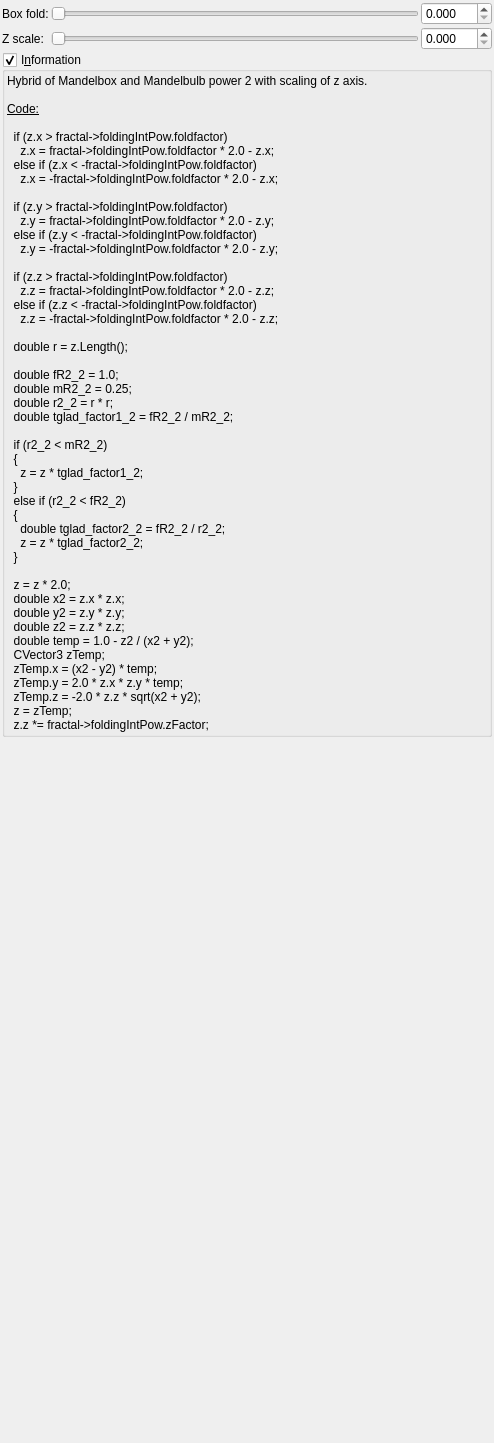
First picture: the form in mandelbulber2/qt_data/fractal_boxfold_bulbpow2.ui, repository buddhi1980/mandelbulber2, before the edit.
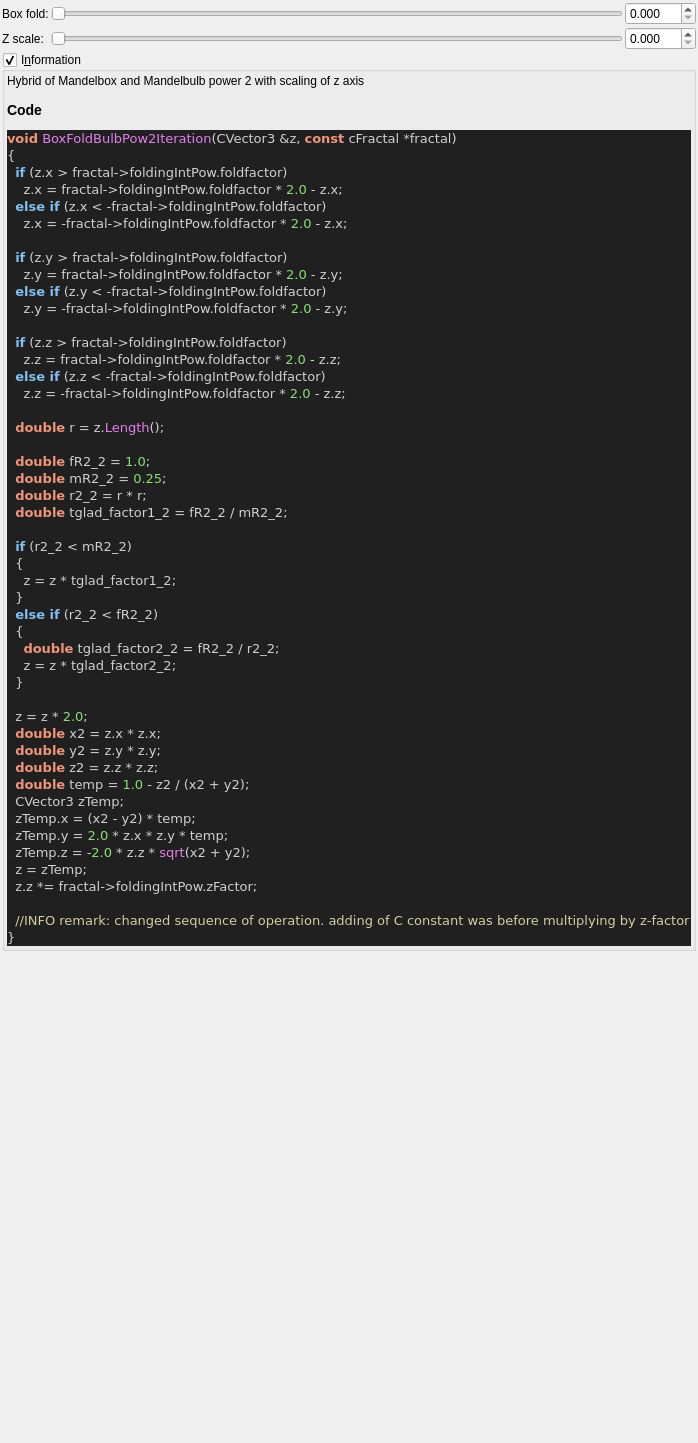
Second picture: the form after the edit. Custom widgets are drawn as their Qt base class.

What changed in the file:
```diff
--- a/mandelbulber2/qt_data/fractal_boxfold_bulbpow2.ui
+++ b/mandelbulber2/qt_data/fractal_boxfold_bulbpow2.ui
@@ -180,57 +180,69 @@
       <item>
        <widget class="QLabel" name="label_4">
         <property name="text">
-         <string>&lt;!DOCTYPE HTML PUBLIC &quot;-//W3C//DTD HTML 4.0//EN&quot; &quot;http://www.w3.org/TR/REC-html40/strict.dtd&quot;&gt;
-&lt;html&gt;&lt;head&gt;&lt;meta name=&quot;qrichtext&quot; content=&quot;1&quot; /&gt;&lt;style type=&quot;text/css&quot;&gt;
-p, li { white-space: pre-wrap; }
-&lt;/style&gt;&lt;/head&gt;&lt;body&gt;
-&lt;p style=&quot; margin-top:0px; margin-bottom:0px; margin-left:0px; margin-right:0px; -qt-block-indent:0; text-indent:0px;&quot;&gt;Hybrid of Mandelbox and Mandelbulb power 2 with scaling of z axis.&lt;/p&gt;
-&lt;p style=&quot;-qt-paragraph-type:empty; margin-top:0px; margin-bottom:0px; margin-left:0px; margin-right:0px; -qt-block-indent:0; text-indent:0px;&quot;&gt;&lt;br /&gt;&lt;/p&gt;
-&lt;p style=&quot; margin-top:0px; margin-bottom:0px; margin-left:0px; margin-right:0px; -qt-block-indent:0; text-indent:0px;&quot;&gt;&lt;span style=&quot; text-decoration: underline;&quot;&gt;Code:&lt;/span&gt;&lt;/p&gt;
-&lt;p style=&quot;-qt-paragraph-type:empty; margin-top:0px; margin-bottom:0px; margin-left:0px; margin-right:0px; -qt-block-indent:0; text-indent:0px; text-decoration: underline;&quot;&gt;&lt;br /&gt;&lt;/p&gt;
-&lt;p style=&quot; margin-top:0px; margin-bottom:0px; margin-left:0px; margin-right:0px; -qt-block-indent:0; text-indent:0px;&quot;&gt;  if (z.x &amp;gt; fractal-&amp;gt;foldingIntPow.foldfactor)&lt;/p&gt;
-&lt;p style=&quot; margin-top:0px; margin-bottom:0px; margin-left:0px; margin-right:0px; -qt-block-indent:0; text-indent:0px;&quot;&gt;    z.x = fractal-&amp;gt;foldingIntPow.foldfactor * 2.0 - z.x;&lt;/p&gt;
-&lt;p style=&quot; margin-top:0px; margin-bottom:0px; margin-left:0px; margin-right:0px; -qt-block-indent:0; text-indent:0px;&quot;&gt;  else if (z.x &amp;lt; -fractal-&amp;gt;foldingIntPow.foldfactor)&lt;/p&gt;
-&lt;p style=&quot; margin-top:0px; margin-bottom:0px; margin-left:0px; margin-right:0px; -qt-block-indent:0; text-indent:0px;&quot;&gt;    z.x = -fractal-&amp;gt;foldingIntPow.foldfactor * 2.0 - z.x;&lt;/p&gt;
-&lt;p style=&quot;-qt-paragraph-type:empty; margin-top:0px; margin-bottom:0px; margin-left:0px; margin-right:0px; -qt-block-indent:0; text-indent:0px;&quot;&gt;&lt;br /&gt;&lt;/p&gt;
-&lt;p style=&quot; margin-top:0px; margin-bottom:0px; margin-left:0px; margin-right:0px; -qt-block-indent:0; text-indent:0px;&quot;&gt;  if (z.y &amp;gt; fractal-&amp;gt;foldingIntPow.foldfactor)&lt;/p&gt;
-&lt;p style=&quot; margin-top:0px; margin-bottom:0px; margin-left:0px; margin-right:0px; -qt-block-indent:0; text-indent:0px;&quot;&gt;    z.y = fractal-&amp;gt;foldingIntPow.foldfactor * 2.0 - z.y;&lt;/p&gt;
-&lt;p style=&quot; margin-top:0px; margin-bottom:0px; margin-left:0px; margin-right:0px; -qt-block-indent:0; text-indent:0px;&quot;&gt;  else if (z.y &amp;lt; -fractal-&amp;gt;foldingIntPow.foldfactor)&lt;/p&gt;
-&lt;p style=&quot; margin-top:0px; margin-bottom:0px; margin-left:0px; margin-right:0px; -qt-block-indent:0; text-indent:0px;&quot;&gt;    z.y = -fractal-&amp;gt;foldingIntPow.foldfactor * 2.0 - z.y;&lt;/p&gt;
-&lt;p style=&quot;-qt-paragraph-type:empty; margin-top:0px; margin-bottom:0px; margin-left:0px; margin-right:0px; -qt-block-indent:0; text-indent:0px;&quot;&gt;&lt;br /&gt;&lt;/p&gt;
-&lt;p style=&quot; margin-top:0px; margin-bottom:0px; margin-left:0px; margin-right:0px; -qt-block-indent:0; text-indent:0px;&quot;&gt;  if (z.z &amp;gt; fractal-&amp;gt;foldingIntPow.foldfactor)&lt;/p&gt;
-&lt;p style=&quot; margin-top:0px; margin-bottom:0px; margin-left:0px; margin-right:0px; -qt-block-indent:0; text-indent:0px;&quot;&gt;    z.z = fractal-&amp;gt;foldingIntPow.foldfactor * 2.0 - z.z;&lt;/p&gt;
-&lt;p style=&quot; margin-top:0px; margin-bottom:0px; margin-left:0px; margin-right:0px; -qt-block-indent:0; text-indent:0px;&quot;&gt;  else if (z.z &amp;lt; -fractal-&amp;gt;foldingIntPow.foldfactor)&lt;/p&gt;
-&lt;p style=&quot; margin-top:0px; margin-bottom:0px; margin-left:0px; margin-right:0px; -qt-block-indent:0; text-indent:0px;&quot;&gt;    z.z = -fractal-&amp;gt;foldingIntPow.foldfactor * 2.0 - z.z;&lt;/p&gt;
-&lt;p style=&quot;-qt-paragraph-type:empty; margin-top:0px; margin-bottom:0px; margin-left:0px; margin-right:0px; -qt-block-indent:0; text-indent:0px;&quot;&gt;&lt;br /&gt;&lt;/p&gt;
-&lt;p style=&quot; margin-top:0px; margin-bottom:0px; margin-left:0px; margin-right:0px; -qt-block-indent:0; text-indent:0px;&quot;&gt;  double r = z.Length();&lt;/p&gt;
-&lt;p style=&quot;-qt-paragraph-type:empty; margin-top:0px; margin-bottom:0px; margin-left:0px; margin-right:0px; -qt-block-indent:0; text-indent:0px;&quot;&gt;&lt;br /&gt;&lt;/p&gt;
-&lt;p style=&quot; margin-top:0px; margin-bottom:0px; margin-left:0px; margin-right:0px; -qt-block-indent:0; text-indent:0px;&quot;&gt;  double fR2_2 = 1.0;&lt;/p&gt;
-&lt;p style=&quot; margin-top:0px; margin-bottom:0px; margin-left:0px; margin-right:0px; -qt-block-indent:0; text-indent:0px;&quot;&gt;  double mR2_2 = 0.25;&lt;/p&gt;
-&lt;p style=&quot; margin-top:0px; margin-bottom:0px; margin-left:0px; margin-right:0px; -qt-block-indent:0; text-indent:0px;&quot;&gt;  double r2_2 = r * r;&lt;/p&gt;
-&lt;p style=&quot; margin-top:0px; margin-bottom:0px; margin-left:0px; margin-right:0px; -qt-block-indent:0; text-indent:0px;&quot;&gt;  double tglad_factor1_2 = fR2_2 / mR2_2;&lt;/p&gt;
-&lt;p style=&quot;-qt-paragraph-type:empty; margin-top:0px; margin-bottom:0px; margin-left:0px; margin-right:0px; -qt-block-indent:0; text-indent:0px;&quot;&gt;&lt;br /&gt;&lt;/p&gt;
-&lt;p style=&quot; margin-top:0px; margin-bottom:0px; margin-left:0px; margin-right:0px; -qt-block-indent:0; text-indent:0px;&quot;&gt;  if (r2_2 &amp;lt; mR2_2)&lt;/p&gt;
-&lt;p style=&quot; margin-top:0px; margin-bottom:0px; margin-left:0px; margin-right:0px; -qt-block-indent:0; text-indent:0px;&quot;&gt;  {&lt;/p&gt;
-&lt;p style=&quot; margin-top:0px; margin-bottom:0px; margin-left:0px; margin-right:0px; -qt-block-indent:0; text-indent:0px;&quot;&gt;    z = z * tglad_factor1_2;&lt;/p&gt;
-&lt;p style=&quot; margin-top:0px; margin-bottom:0px; margin-left:0px; margin-right:0px; -qt-block-indent:0; text-indent:0px;&quot;&gt;  }&lt;/p&gt;
-&lt;p style=&quot; margin-top:0px; margin-bottom:0px; margin-left:0px; margin-right:0px; -qt-block-indent:0; text-indent:0px;&quot;&gt;  else if (r2_2 &amp;lt; fR2_2)&lt;/p&gt;
-&lt;p style=&quot; margin-top:0px; margin-bottom:0px; margin-left:0px; margin-right:0px; -qt-block-indent:0; text-indent:0px;&quot;&gt;  {&lt;/p&gt;
-&lt;p style=&quot; margin-top:0px; margin-bottom:0px; margin-left:0px; margin-right:0px; -qt-block-indent:0; text-indent:0px;&quot;&gt;    double tglad_factor2_2 = fR2_2 / r2_2;&lt;/p&gt;
-&lt;p style=&quot; margin-top:0px; margin-bottom:0px; margin-left:0px; margin-right:0px; -qt-block-indent:0; text-indent:0px;&quot;&gt;    z = z * tglad_factor2_2;&lt;/p&gt;
-&lt;p style=&quot; margin-top:0px; margin-bottom:0px; margin-left:0px; margin-right:0px; -qt-block-indent:0; text-indent:0px;&quot;&gt;  }&lt;/p&gt;
-&lt;p style=&quot;-qt-paragraph-type:empty; margin-top:0px; margin-bottom:0px; margin-left:0px; margin-right:0px; -qt-block-indent:0; text-indent:0px;&quot;&gt;&lt;br /&gt;&lt;/p&gt;
-&lt;p style=&quot; margin-top:0px; margin-bottom:0px; margin-left:0px; margin-right:0px; -qt-block-indent:0; text-indent:0px;&quot;&gt;  z = z * 2.0;&lt;/p&gt;
-&lt;p style=&quot; margin-top:0px; margin-bottom:0px; margin-left:0px; margin-right:0px; -qt-block-indent:0; text-indent:0px;&quot;&gt;  double x2 = z.x * z.x;&lt;/p&gt;
-&lt;p style=&quot; margin-top:0px; margin-bottom:0px; margin-left:0px; margin-right:0px; -qt-block-indent:0; text-indent:0px;&quot;&gt;  double y2 = z.y * z.y;&lt;/p&gt;
-&lt;p style=&quot; margin-top:0px; margin-bottom:0px; margin-left:0px; margin-right:0px; -qt-block-indent:0; text-indent:0px;&quot;&gt;  double z2 = z.z * z.z;&lt;/p&gt;
-&lt;p style=&quot; margin-top:0px; margin-bottom:0px; margin-left:0px; margin-right:0px; -qt-block-indent:0; text-indent:0px;&quot;&gt;  double temp = 1.0 - z2 / (x2 + y2);&lt;/p&gt;
-&lt;p style=&quot; margin-top:0px; margin-bottom:0px; margin-left:0px; margin-right:0px; -qt-block-indent:0; text-indent:0px;&quot;&gt;  CVector3 zTemp;&lt;/p&gt;
-&lt;p style=&quot; margin-top:0px; margin-bottom:0px; margin-left:0px; margin-right:0px; -qt-block-indent:0; text-indent:0px;&quot;&gt;  zTemp.x = (x2 - y2) * temp;&lt;/p&gt;
-&lt;p style=&quot; margin-top:0px; margin-bottom:0px; margin-left:0px; margin-right:0px; -qt-block-indent:0; text-indent:0px;&quot;&gt;  zTemp.y = 2.0 * z.x * z.y * temp;&lt;/p&gt;
-&lt;p style=&quot; margin-top:0px; margin-bottom:0px; margin-left:0px; margin-right:0px; -qt-block-indent:0; text-indent:0px;&quot;&gt;  zTemp.z = -2.0 * z.z * sqrt(x2 + y2);&lt;/p&gt;
-&lt;p style=&quot; margin-top:0px; margin-bottom:0px; margin-left:0px; margin-right:0px; -qt-block-indent:0; text-indent:0px;&quot;&gt;  z = zTemp;&lt;/p&gt;
-&lt;p style=&quot; margin-top:0px; margin-bottom:0px; margin-left:0px; margin-right:0px; -qt-block-indent:0; text-indent:0px;&quot;&gt;  z.z *= fractal-&amp;gt;foldingIntPow.zFactor;&lt;/p&gt;&lt;/body&gt;&lt;/html&gt;</string>
+         <string>&lt;p&gt;Hybrid of Mandelbox and Mandelbulb power 2 with scaling of z axis&lt;/p&gt;&lt;table&gt;
+&lt;/table&gt;
+&lt;h3&gt;Code&lt;/h3&gt;
+&lt;!DOCTYPE HTML PUBLIC &quot;-//W3C//DTD HTML 4.0 Transitional//EN&quot;&gt;
+&lt;html&gt;
+&lt;head&gt;
+&lt;meta http-equiv=&quot;content-type&quot; content=&quot;text/html; charset=ISO-8859-1&quot;&gt;
+&lt;title&gt;Source file&lt;/title&gt;
+&lt;/head&gt;
+&lt;body style=&quot;background-color:#202020&quot;&gt;
+&lt;pre style=&quot;color:#d0d0d0; background-color:#202020; font-size:10pt; font-family:'Courier New';&quot;&gt;&lt;span style=&quot;color:#f09479; font-weight:bold&quot;&gt;void&lt;/span&gt; &lt;span style=&quot;color:#e47eed&quot;&gt;BoxFoldBulbPow2Iteration&lt;/span&gt;&lt;span style=&quot;color:#d0d0d0&quot;&gt;(&lt;/span&gt;CVector3 &lt;span style=&quot;color:#d0d0d0&quot;&gt;&amp;amp;&lt;/span&gt;z&lt;span style=&quot;color:#d0d0d0&quot;&gt;,&lt;/span&gt; &lt;span style=&quot;color:#f09479; font-weight:bold&quot;&gt;const&lt;/span&gt; cFractal &lt;span style=&quot;color:#d0d0d0&quot;&gt;*&lt;/span&gt;fractal&lt;span style=&quot;color:#d0d0d0&quot;&gt;)&lt;/span&gt;
+&lt;span style=&quot;color:#d0d0d0&quot;&gt;{&lt;/span&gt;
+  &lt;span style=&quot;color:#7ec0ee; font-weight:bold&quot;&gt;if&lt;/span&gt; &lt;span style=&quot;color:#d0d0d0&quot;&gt;(&lt;/span&gt;z&lt;span style=&quot;color:#d0d0d0&quot;&gt;.&lt;/span&gt;x &lt;span style=&quot;color:#d0d0d0&quot;&gt;&amp;gt;&lt;/span&gt; fractal&lt;span style=&quot;color:#d0d0d0&quot;&gt;-&amp;gt;&lt;/span&gt;foldingIntPow&lt;span style=&quot;color:#d0d0d0&quot;&gt;.&lt;/span&gt;foldfactor&lt;span style=&quot;color:#d0d0d0&quot;&gt;)&lt;/span&gt;
+    z&lt;span style=&quot;color:#d0d0d0&quot;&gt;.&lt;/span&gt;x &lt;span style=&quot;color:#d0d0d0&quot;&gt;=&lt;/span&gt; fractal&lt;span style=&quot;color:#d0d0d0&quot;&gt;-&amp;gt;&lt;/span&gt;foldingIntPow&lt;span style=&quot;color:#d0d0d0&quot;&gt;.&lt;/span&gt;foldfactor &lt;span style=&quot;color:#d0d0d0&quot;&gt;*&lt;/span&gt; &lt;span style=&quot;color:#87df71&quot;&gt;2.0&lt;/span&gt; &lt;span style=&quot;color:#d0d0d0&quot;&gt;-&lt;/span&gt; z&lt;span style=&quot;color:#d0d0d0&quot;&gt;.&lt;/span&gt;x&lt;span style=&quot;color:#d0d0d0&quot;&gt;;&lt;/span&gt;
+  &lt;span style=&quot;color:#7ec0ee; font-weight:bold&quot;&gt;else if&lt;/span&gt; &lt;span style=&quot;color:#d0d0d0&quot;&gt;(&lt;/span&gt;z&lt;span style=&quot;color:#d0d0d0&quot;&gt;.&lt;/span&gt;x &lt;span style=&quot;color:#d0d0d0&quot;&gt;&amp;lt; -&lt;/span&gt;fractal&lt;span style=&quot;color:#d0d0d0&quot;&gt;-&amp;gt;&lt;/span&gt;foldingIntPow&lt;span style=&quot;color:#d0d0d0&quot;&gt;.&lt;/span&gt;foldfactor&lt;span style=&quot;color:#d0d0d0&quot;&gt;)&lt;/span&gt;
+    z&lt;span style=&quot;color:#d0d0d0&quot;&gt;.&lt;/span&gt;x &lt;span style=&quot;color:#d0d0d0&quot;&gt;= -&lt;/span&gt;fractal&lt;span style=&quot;color:#d0d0d0&quot;&gt;-&amp;gt;&lt;/span&gt;foldingIntPow&lt;span style=&quot;color:#d0d0d0&quot;&gt;.&lt;/span&gt;foldfactor &lt;span style=&quot;color:#d0d0d0&quot;&gt;*&lt;/span&gt; &lt;span style=&quot;color:#87df71&quot;&gt;2.0&lt;/span&gt; &lt;span style=&quot;color:#d0d0d0&quot;&gt;-&lt;/span&gt; z&lt;span style=&quot;color:#d0d0d0&quot;&gt;.&lt;/span&gt;x&lt;span style=&quot;color:#d0d0d0&quot;&gt;;&lt;/span&gt;
+
+  &lt;span style=&quot;color:#7ec0ee; font-weight:bold&quot;&gt;if&lt;/span&gt; &lt;span style=&quot;color:#d0d0d0&quot;&gt;(&lt;/span&gt;z&lt;span style=&quot;color:#d0d0d0&quot;&gt;.&lt;/span&gt;y &lt;span style=&quot;color:#d0d0d0&quot;&gt;&amp;gt;&lt;/span&gt; fractal&lt;span style=&quot;color:#d0d0d0&quot;&gt;-&amp;gt;&lt;/span&gt;foldingIntPow&lt;span style=&quot;color:#d0d0d0&quot;&gt;.&lt;/span&gt;foldfactor&lt;span style=&quot;color:#d0d0d0&quot;&gt;)&lt;/span&gt;
+    z&lt;span style=&quot;color:#d0d0d0&quot;&gt;.&lt;/span&gt;y &lt;span style=&quot;color:#d0d0d0&quot;&gt;=&lt;/span&gt; fractal&lt;span style=&quot;color:#d0d0d0&quot;&gt;-&amp;gt;&lt;/span&gt;foldingIntPow&lt;span style=&quot;color:#d0d0d0&quot;&gt;.&lt;/span&gt;foldfactor &lt;span style=&quot;color:#d0d0d0&quot;&gt;*&lt;/span&gt; &lt;span style=&quot;color:#87df71&quot;&gt;2.0&lt;/span&gt; &lt;span style=&quot;color:#d0d0d0&quot;&gt;-&lt;/span&gt; z&lt;span style=&quot;color:#d0d0d0&quot;&gt;.&lt;/span&gt;y&lt;span style=&quot;color:#d0d0d0&quot;&gt;;&lt;/span&gt;
+  &lt;span style=&quot;color:#7ec0ee; font-weight:bold&quot;&gt;else if&lt;/span&gt; &lt;span style=&quot;color:#d0d0d0&quot;&gt;(&lt;/span&gt;z&lt;span style=&quot;color:#d0d0d0&quot;&gt;.&lt;/span&gt;y &lt;span style=&quot;color:#d0d0d0&quot;&gt;&amp;lt; -&lt;/span&gt;fractal&lt;span style=&quot;color:#d0d0d0&quot;&gt;-&amp;gt;&lt;/span&gt;foldingIntPow&lt;span style=&quot;color:#d0d0d0&quot;&gt;.&lt;/span&gt;foldfactor&lt;span style=&quot;color:#d0d0d0&quot;&gt;)&lt;/span&gt;
+    z&lt;span style=&quot;color:#d0d0d0&quot;&gt;.&lt;/span&gt;y &lt;span style=&quot;color:#d0d0d0&quot;&gt;= -&lt;/span&gt;fractal&lt;span style=&quot;color:#d0d0d0&quot;&gt;-&amp;gt;&lt;/span&gt;foldingIntPow&lt;span style=&quot;color:#d0d0d0&quot;&gt;.&lt;/span&gt;foldfactor &lt;span style=&quot;color:#d0d0d0&quot;&gt;*&lt;/span&gt; &lt;span style=&quot;color:#87df71&quot;&gt;2.0&lt;/span&gt; &lt;span style=&quot;color:#d0d0d0&quot;&gt;-&lt;/span&gt; z&lt;span style=&quot;color:#d0d0d0&quot;&gt;.&lt;/span&gt;y&lt;span style=&quot;color:#d0d0d0&quot;&gt;;&lt;/span&gt;
+
+  &lt;span style=&quot;color:#7ec0ee; font-weight:bold&quot;&gt;if&lt;/span&gt; &lt;span style=&quot;color:#d0d0d0&quot;&gt;(&lt;/span&gt;z&lt;span style=&quot;color:#d0d0d0&quot;&gt;.&lt;/span&gt;z &lt;span style=&quot;color:#d0d0d0&quot;&gt;&amp;gt;&lt;/span&gt; fractal&lt;span style=&quot;color:#d0d0d0&quot;&gt;-&amp;gt;&lt;/span&gt;foldingIntPow&lt;span style=&quot;color:#d0d0d0&quot;&gt;.&lt;/span&gt;foldfactor&lt;span style=&quot;color:#d0d0d0&quot;&gt;)&lt;/span&gt;
+    z&lt;span style=&quot;color:#d0d0d0&quot;&gt;.&lt;/span&gt;z &lt;span style=&quot;color:#d0d0d0&quot;&gt;=&lt;/span&gt; fractal&lt;span style=&quot;color:#d0d0d0&quot;&gt;-&amp;gt;&lt;/span&gt;foldingIntPow&lt;span style=&quot;color:#d0d0d0&quot;&gt;.&lt;/span&gt;foldfactor &lt;span style=&quot;color:#d0d0d0&quot;&gt;*&lt;/span&gt; &lt;span style=&quot;color:#87df71&quot;&gt;2.0&lt;/span&gt; &lt;span style=&quot;color:#d0d0d0&quot;&gt;-&lt;/span&gt; z&lt;span style=&quot;color:#d0d0d0&quot;&gt;.&lt;/span&gt;z&lt;span style=&quot;color:#d0d0d0&quot;&gt;;&lt;/span&gt;
+  &lt;span style=&quot;color:#7ec0ee; font-weight:bold&quot;&gt;else if&lt;/span&gt; &lt;span style=&quot;color:#d0d0d0&quot;&gt;(&lt;/span&gt;z&lt;span style=&quot;color:#d0d0d0&quot;&gt;.&lt;/span&gt;z &lt;span style=&quot;color:#d0d0d0&quot;&gt;&amp;lt; -&lt;/span&gt;fractal&lt;span style=&quot;color:#d0d0d0&quot;&gt;-&amp;gt;&lt;/span&gt;foldingIntPow&lt;span style=&quot;color:#d0d0d0&quot;&gt;.&lt;/span&gt;foldfactor&lt;span style=&quot;color:#d0d0d0&quot;&gt;)&lt;/span&gt;
+    z&lt;span style=&quot;color:#d0d0d0&quot;&gt;.&lt;/span&gt;z &lt;span style=&quot;color:#d0d0d0&quot;&gt;= -&lt;/span&gt;fractal&lt;span style=&quot;color:#d0d0d0&quot;&gt;-&amp;gt;&lt;/span&gt;foldingIntPow&lt;span style=&quot;color:#d0d0d0&quot;&gt;.&lt;/span&gt;foldfactor &lt;span style=&quot;color:#d0d0d0&quot;&gt;*&lt;/span&gt; &lt;span style=&quot;color:#87df71&quot;&gt;2.0&lt;/span&gt; &lt;span style=&quot;color:#d0d0d0&quot;&gt;-&lt;/span&gt; z&lt;span style=&quot;color:#d0d0d0&quot;&gt;.&lt;/span&gt;z&lt;span style=&quot;color:#d0d0d0&quot;&gt;;&lt;/span&gt;
+
+  &lt;span style=&quot;color:#f09479; font-weight:bold&quot;&gt;double&lt;/span&gt; r &lt;span style=&quot;color:#d0d0d0&quot;&gt;=&lt;/span&gt; z&lt;span style=&quot;color:#d0d0d0&quot;&gt;.&lt;/span&gt;&lt;span style=&quot;color:#e47eed&quot;&gt;Length&lt;/span&gt;&lt;span style=&quot;color:#d0d0d0&quot;&gt;();&lt;/span&gt;
+
+  &lt;span style=&quot;color:#f09479; font-weight:bold&quot;&gt;double&lt;/span&gt; fR2_2 &lt;span style=&quot;color:#d0d0d0&quot;&gt;=&lt;/span&gt; &lt;span style=&quot;color:#87df71&quot;&gt;1.0&lt;/span&gt;&lt;span style=&quot;color:#d0d0d0&quot;&gt;;&lt;/span&gt;
+  &lt;span style=&quot;color:#f09479; font-weight:bold&quot;&gt;double&lt;/span&gt; mR2_2 &lt;span style=&quot;color:#d0d0d0&quot;&gt;=&lt;/span&gt; &lt;span style=&quot;color:#87df71&quot;&gt;0.25&lt;/span&gt;&lt;span style=&quot;color:#d0d0d0&quot;&gt;;&lt;/span&gt;
+  &lt;span style=&quot;color:#f09479; font-weight:bold&quot;&gt;double&lt;/span&gt; r2_2 &lt;span style=&quot;color:#d0d0d0&quot;&gt;=&lt;/span&gt; r &lt;span style=&quot;color:#d0d0d0&quot;&gt;*&lt;/span&gt; r&lt;span style=&quot;color:#d0d0d0&quot;&gt;;&lt;/span&gt;
+  &lt;span style=&quot;color:#f09479; font-weight:bold&quot;&gt;double&lt;/span&gt; tglad_factor1_2 &lt;span style=&quot;color:#d0d0d0&quot;&gt;=&lt;/span&gt; fR2_2 &lt;span style=&quot;color:#d0d0d0&quot;&gt;/&lt;/span&gt; mR2_2&lt;span style=&quot;color:#d0d0d0&quot;&gt;;&lt;/span&gt;
+
+  &lt;span style=&quot;color:#7ec0ee; font-weight:bold&quot;&gt;if&lt;/span&gt; &lt;span style=&quot;color:#d0d0d0&quot;&gt;(&lt;/span&gt;r2_2 &lt;span style=&quot;color:#d0d0d0&quot;&gt;&amp;lt;&lt;/span&gt; mR2_2&lt;span style=&quot;color:#d0d0d0&quot;&gt;)&lt;/span&gt;
+  &lt;span style=&quot;color:#d0d0d0&quot;&gt;{&lt;/span&gt;
+    z &lt;span style=&quot;color:#d0d0d0&quot;&gt;=&lt;/span&gt; z &lt;span style=&quot;color:#d0d0d0&quot;&gt;*&lt;/span&gt; tglad_factor1_2&lt;span style=&quot;color:#d0d0d0&quot;&gt;;&lt;/span&gt;
+  &lt;span style=&quot;color:#d0d0d0&quot;&gt;}&lt;/span&gt;
+  &lt;span style=&quot;color:#7ec0ee; font-weight:bold&quot;&gt;else if&lt;/span&gt; &lt;span style=&quot;color:#d0d0d0&quot;&gt;(&lt;/span&gt;r2_2 &lt;span style=&quot;color:#d0d0d0&quot;&gt;&amp;lt;&lt;/span&gt; fR2_2&lt;span style=&quot;color:#d0d0d0&quot;&gt;)&lt;/span&gt;
+  &lt;span style=&quot;color:#d0d0d0&quot;&gt;{&lt;/span&gt;
+    &lt;span style=&quot;color:#f09479; font-weight:bold&quot;&gt;double&lt;/span&gt; tglad_factor2_2 &lt;span style=&quot;color:#d0d0d0&quot;&gt;=&lt;/span&gt; fR2_2 &lt;span style=&quot;color:#d0d0d0&quot;&gt;/&lt;/span&gt; r2_2&lt;span style=&quot;color:#d0d0d0&quot;&gt;;&lt;/span&gt;
+    z &lt;span style=&quot;color:#d0d0d0&quot;&gt;=&lt;/span&gt; z &lt;span style=&quot;color:#d0d0d0&quot;&gt;*&lt;/span&gt; tglad_factor2_2&lt;span style=&quot;color:#d0d0d0&quot;&gt;;&lt;/span&gt;
+  &lt;span style=&quot;color:#d0d0d0&quot;&gt;}&lt;/span&gt;
+
+  z &lt;span style=&quot;color:#d0d0d0&quot;&gt;=&lt;/span&gt; z &lt;span style=&quot;color:#d0d0d0&quot;&gt;*&lt;/span&gt; &lt;span style=&quot;color:#87df71&quot;&gt;2.0&lt;/span&gt;&lt;span style=&quot;color:#d0d0d0&quot;&gt;;&lt;/span&gt;
+  &lt;span style=&quot;color:#f09479; font-weight:bold&quot;&gt;double&lt;/span&gt; x2 &lt;span style=&quot;color:#d0d0d0&quot;&gt;=&lt;/span&gt; z&lt;span style=&quot;color:#d0d0d0&quot;&gt;.&lt;/span&gt;x &lt;span style=&quot;color:#d0d0d0&quot;&gt;*&lt;/span&gt; z&lt;span style=&quot;color:#d0d0d0&quot;&gt;.&lt;/span&gt;x&lt;span style=&quot;color:#d0d0d0&quot;&gt;;&lt;/span&gt;
+  &lt;span style=&quot;color:#f09479; font-weight:bold&quot;&gt;double&lt;/span&gt; y2 &lt;span style=&quot;color:#d0d0d0&quot;&gt;=&lt;/span&gt; z&lt;span style=&quot;color:#d0d0d0&quot;&gt;.&lt;/span&gt;y &lt;span style=&quot;color:#d0d0d0&quot;&gt;*&lt;/span&gt; z&lt;span style=&quot;color:#d0d0d0&quot;&gt;.&lt;/span&gt;y&lt;span style=&quot;color:#d0d0d0&quot;&gt;;&lt;/span&gt;
+  &lt;span style=&quot;color:#f09479; font-weight:bold&quot;&gt;double&lt;/span&gt; z2 &lt;span style=&quot;color:#d0d0d0&quot;&gt;=&lt;/span&gt; z&lt;span style=&quot;color:#d0d0d0&quot;&gt;.&lt;/span&gt;z &lt;span style=&quot;color:#d0d0d0&quot;&gt;*&lt;/span&gt; z&lt;span style=&quot;color:#d0d0d0&quot;&gt;.&lt;/span&gt;z&lt;span style=&quot;color:#d0d0d0&quot;&gt;;&lt;/span&gt;
+  &lt;span style=&quot;color:#f09479; font-weight:bold&quot;&gt;double&lt;/span&gt; temp &lt;span style=&quot;color:#d0d0d0&quot;&gt;=&lt;/span&gt; &lt;span style=&quot;color:#87df71&quot;&gt;1.0&lt;/span&gt; &lt;span style=&quot;color:#d0d0d0&quot;&gt;-&lt;/span&gt; z2 &lt;span style=&quot;color:#d0d0d0&quot;&gt;/ (&lt;/span&gt;x2 &lt;span style=&quot;color:#d0d0d0&quot;&gt;+&lt;/span&gt; y2&lt;span style=&quot;color:#d0d0d0&quot;&gt;);&lt;/span&gt;
+  CVector3 zTemp&lt;span style=&quot;color:#d0d0d0&quot;&gt;;&lt;/span&gt;
+  zTemp&lt;span style=&quot;color:#d0d0d0&quot;&gt;.&lt;/span&gt;x &lt;span style=&quot;color:#d0d0d0&quot;&gt;= (&lt;/span&gt;x2 &lt;span style=&quot;color:#d0d0d0&quot;&gt;-&lt;/span&gt; y2&lt;span style=&quot;color:#d0d0d0&quot;&gt;) *&lt;/span&gt; temp&lt;span style=&quot;color:#d0d0d0&quot;&gt;;&lt;/span&gt;
+  zTemp&lt;span style=&quot;color:#d0d0d0&quot;&gt;.&lt;/span&gt;y &lt;span style=&quot;color:#d0d0d0&quot;&gt;=&lt;/span&gt; &lt;span style=&quot;color:#87df71&quot;&gt;2.0&lt;/span&gt; &lt;span style=&quot;color:#d0d0d0&quot;&gt;*&lt;/span&gt; z&lt;span style=&quot;color:#d0d0d0&quot;&gt;.&lt;/span&gt;x &lt;span style=&quot;color:#d0d0d0&quot;&gt;*&lt;/span&gt; z&lt;span style=&quot;color:#d0d0d0&quot;&gt;.&lt;/span&gt;y &lt;span style=&quot;color:#d0d0d0&quot;&gt;*&lt;/span&gt; temp&lt;span style=&quot;color:#d0d0d0&quot;&gt;;&lt;/span&gt;
+  zTemp&lt;span style=&quot;color:#d0d0d0&quot;&gt;.&lt;/span&gt;z &lt;span style=&quot;color:#d0d0d0&quot;&gt;= -&lt;/span&gt;&lt;span style=&quot;color:#87df71&quot;&gt;2.0&lt;/span&gt; &lt;span style=&quot;color:#d0d0d0&quot;&gt;*&lt;/span&gt; z&lt;span style=&quot;color:#d0d0d0&quot;&gt;.&lt;/span&gt;z &lt;span style=&quot;color:#d0d0d0&quot;&gt;*&lt;/span&gt; &lt;span style=&quot;color:#e47eed&quot;&gt;sqrt&lt;/span&gt;&lt;span style=&quot;color:#d0d0d0&quot;&gt;(&lt;/span&gt;x2 &lt;span style=&quot;color:#d0d0d0&quot;&gt;+&lt;/span&gt; y2&lt;span style=&quot;color:#d0d0d0&quot;&gt;);&lt;/span&gt;
+  z &lt;span style=&quot;color:#d0d0d0&quot;&gt;=&lt;/span&gt; zTemp&lt;span style=&quot;color:#d0d0d0&quot;&gt;;&lt;/span&gt;
+  z&lt;span style=&quot;color:#d0d0d0&quot;&gt;.&lt;/span&gt;z &lt;span style=&quot;color:#d0d0d0&quot;&gt;*=&lt;/span&gt; fractal&lt;span style=&quot;color:#d0d0d0&quot;&gt;-&amp;gt;&lt;/span&gt;foldingIntPow&lt;span style=&quot;color:#d0d0d0&quot;&gt;.&lt;/span&gt;zFactor&lt;span style=&quot;color:#d0d0d0&quot;&gt;;&lt;/span&gt;
+
+  &lt;span style=&quot;color:#d0d0a0&quot;&gt;//INFO remark: changed sequence of operation. adding of C constant was before multiplying by z-factor&lt;/span&gt;
+&lt;span style=&quot;color:#d0d0d0&quot;&gt;}&lt;/span&gt;
+&lt;/pre&gt;
+&lt;/body&gt;
+&lt;/html&gt;
+&lt;!--HTML generated by highlight 3.9, http://www.andre-simon.de/--&gt;
+</string>
         </property>
         <property name="wordWrap">
          <bool>true</bool>
```
Left out of the diff: 2 changed lines with no effect on the pictures.
